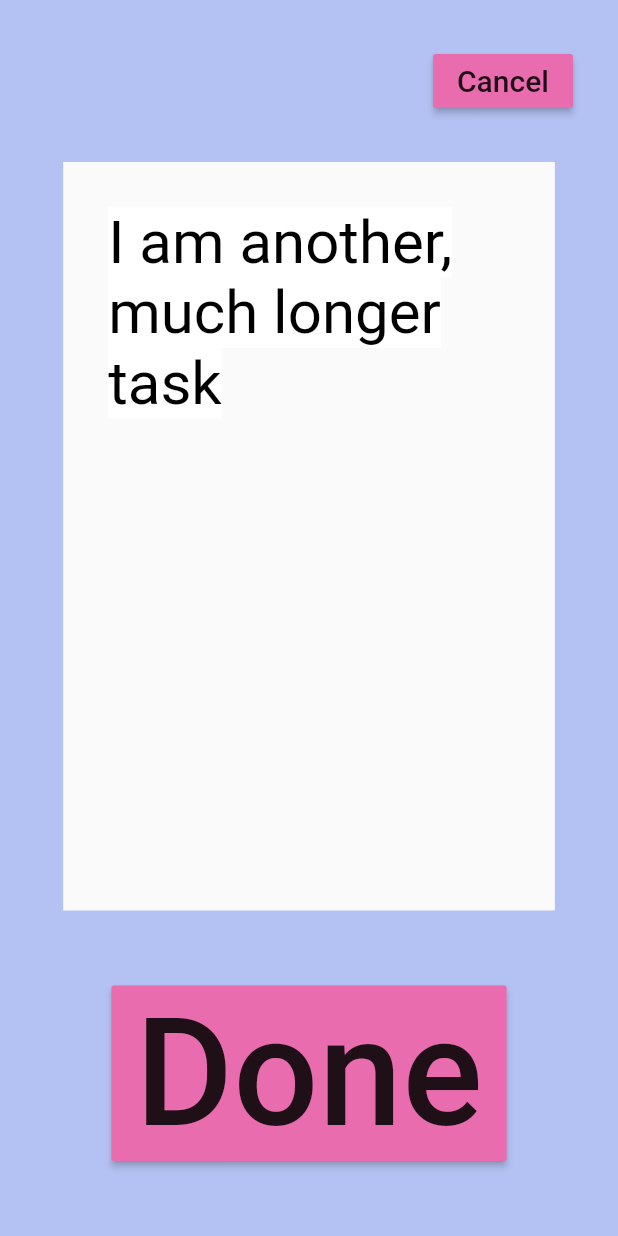
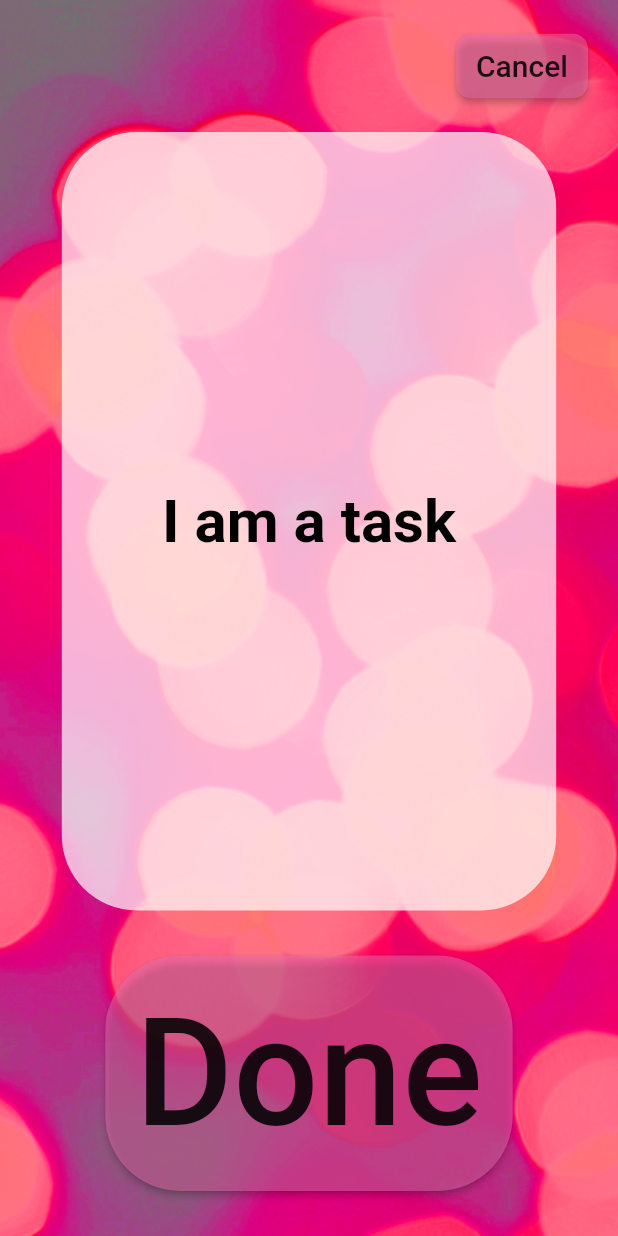
Before and after one commit to Gets-ItDone/gets-it-done-client, a Flutter app: the TaskViewer widget shown alone on an empty page, opened directly, on a phone screen of 412 x 824 dp. Run offline on Flutter 3.47's test engine with Material 2 defaults, Android fonts, the light colour scheme and no system bars; our stand-ins replace firebase_auth, flutter_spinkit; accounts and stored records are empty.

Commit message:
made taskviewer look nicer, cycle through tasks, created task complete page

```diff
--- a/lib/screens/task_screens/taskviewer.dart
+++ b/lib/screens/task_screens/taskviewer.dart
@@ -1,4 +1,5 @@
 import 'package:flutter/material.dart';
+import 'package:gets_it_done/screens/task_screens/tasks_complete.dart';
 import 'package:gets_it_done/shared/loading.dart';
 
 class TaskViewer extends StatefulWidget {
@@ -13,49 +14,84 @@ class _TaskViewerState extends State<TaskViewer> {
   final textColor = const Color(0xFFffffff);
   final altBgColor = const Color(0xFFe96dae);
 
-  List<String> tasks = ["I am a task", "I am another, much longer task"];
+  List<String> tasks = [
+    "I am a task",
+    "I am another, much longer task",
+    "Here is yet one more task",
+    "Attempting to access this task through the TaskViewer"
+  ];
 
   @override
   Widget build(BuildContext context) {
     return SafeArea(
         child: Container(
-            color: bgColor,
+            decoration: BoxDecoration(
+                image: DecorationImage(
+                    image: AssetImage("assets/images/bgimg1.jpg"),
+                    fit: BoxFit.cover)),
+            // color: bgColor,
             child: Column(
               children: <Widget>[
                 Align(
                     alignment: Alignment.topRight,
                     child: Container(
-                        margin: EdgeInsets.all(30),
+                        margin: EdgeInsets.all(20),
                         child: RaisedButton(
+                            padding: EdgeInsets.all(10),
                             onPressed: () {
                               Navigator.pop(context);
                             },
-                            color: altBgColor,
+                            shape: new RoundedRectangleBorder(
+                              borderRadius: new BorderRadius.circular(10.0),
+                            ),
+                            color: altBgColor.withOpacity(0.5),
                             child: Text("Cancel",
                                 style: TextStyle(fontSize: 20))))),
                 Expanded(
                   child: Material(
+                      color: Colors.transparent,
                       child: Container(
-                    margin: EdgeInsets.all(30),
-                    child: Text(tasks[1],
-                        style: TextStyle(
-                            fontSize: 40,
-                            color: Colors.black,
-                            backgroundColor: Colors.white)),
-                    width: MediaQuery.of(context).size.width * 0.65,
-                  )),
+                        decoration: BoxDecoration(
+                            color: Colors.white.withOpacity(0.7),
+                            borderRadius:
+                                BorderRadius.all(Radius.circular(50.0))),
+                        padding: EdgeInsets.all(30),
+                        child: Center(
+                            child: Text(tasks[0],
+                                textAlign: TextAlign.center,
+                                style: TextStyle(
+                                    fontSize: 40,
+                                    color: Colors.black,
+                                    fontWeight: FontWeight.bold))),
+                        width: MediaQuery.of(context).size.width * 0.8,
+                      )),
                 ),
                 Align(
                     alignment: Alignment.bottomCenter,
                     child: Container(
-                        margin: EdgeInsets.all(50),
+                        margin: EdgeInsets.all(30),
                         child: RaisedButton(
                             onPressed: () {
-                              // make database call to complete task
-                              // move onto next task in task array
-                              // if the list is empty, navigate to home
+                              if (this.tasks.length == 1) {
+                                // Navigator.pop(context);
+                                Navigator.push(
+                                  context,
+                                  MaterialPageRoute(
+                                      builder: (context) => TasksComplete()),
+                                );
+                              } else
+                                setState(() {
+                                  this.tasks.removeAt(0);
+                                });
+                              // make database call to 'complete' task
+                              // shift task from task array and display new task[0]
+                              // if the list is empty, navigate to (congratulations page? then to) home
                             },
-                            color: altBgColor,
+                            padding: EdgeInsets.all(20),
+                            shape: new RoundedRectangleBorder(
+                              borderRadius: new BorderRadius.circular(50.0),
+                            ),
+                            color: altBgColor.withOpacity(0.5),
                             child:
                                 Text("Done", style: TextStyle(fontSize: 100)))))
               ],
```
Also changed, not shown: lib/screens/task_screens/tasks_complete.dart (added, +57 -0 lines), pubspec.yaml (+5 -4 lines), assets/images/bgimg1.jpg (added).
